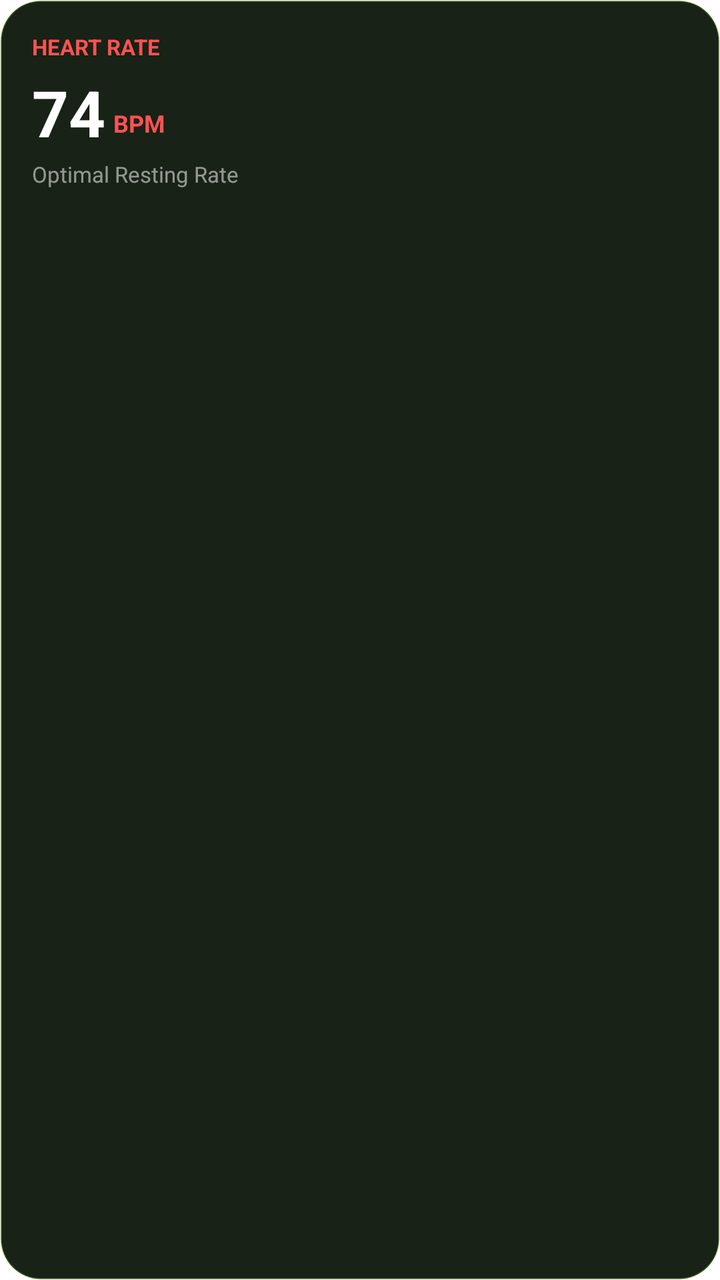
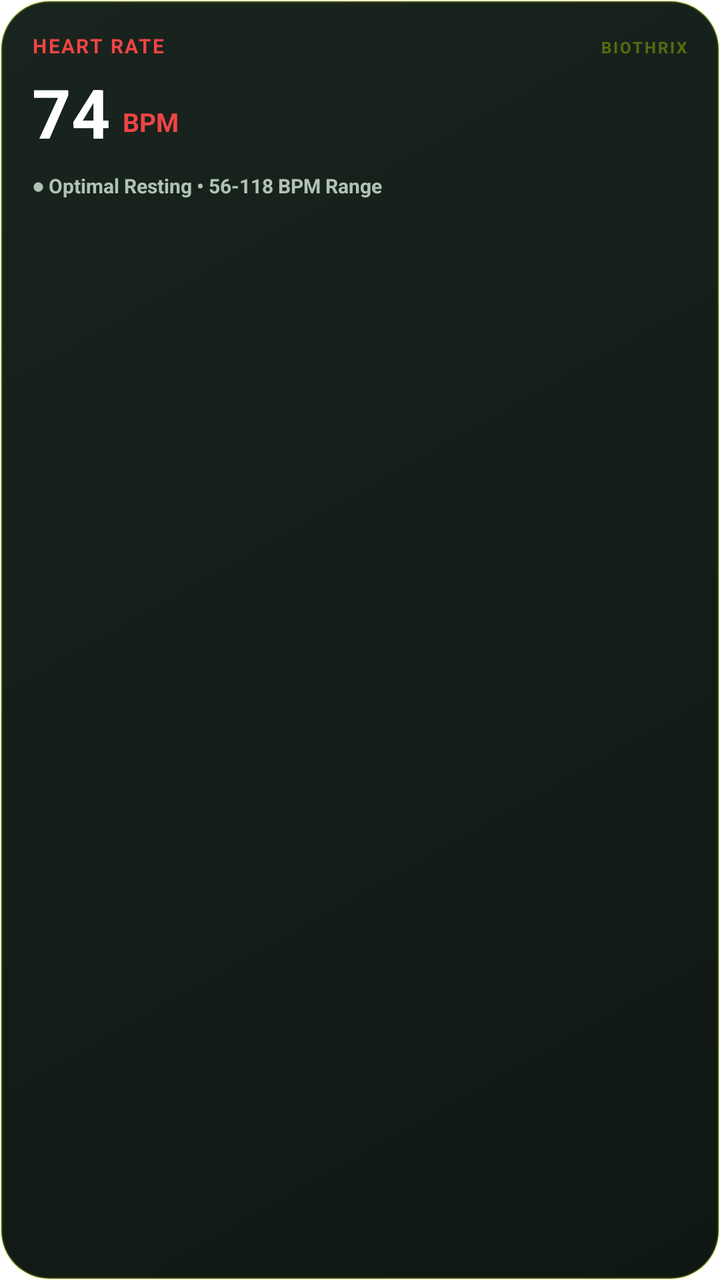

The first picture is an Android layout as it rendered before a commit; the second is the same layout after the commit. The layout source and the unified diff follow.
<!-- AndroidManifest.xml: fallback theme Theme.MaterialComponents.DayNight.NoActionBar -->
<!-- res/layout/widget_heart_rate.xml -->
<?xml version="1.0" encoding="utf-8"?>
<LinearLayout xmlns:android="http://schemas.android.com/apk/res/android"
    android:id="@+id/widget_heart_root"
    android:layout_width="match_parent"
    android:layout_height="match_parent"
    android:background="@drawable/widget_background"
    android:orientation="vertical"
    android:padding="16dp">

    <TextView
        android:id="@+id/widget_heart_title"
        android:layout_width="wrap_content"
        android:layout_height="wrap_content"
        android:text="HEART RATE"
        android:textColor="#FF5252"
        android:textSize="11sp"
        android:textStyle="bold" />

    <LinearLayout
        android:layout_width="wrap_content"
        android:layout_height="wrap_content"
        android:layout_marginTop="4dp"
        android:orientation="horizontal">

        <TextView
            android:id="@+id/widget_heart_bpm"
            android:layout_width="wrap_content"
            android:layout_height="wrap_content"
            android:text="74"
            android:textColor="#FFFFFF"
            android:textSize="32sp"
            android:textStyle="bold" />

        <TextView
            android:layout_width="wrap_content"
            android:layout_height="wrap_content"
            android:layout_gravity="bottom"
            android:layout_marginStart="4dp"
            android:layout_marginBottom="4dp"
            android:text="BPM"
            android:textColor="#FF5252"
            android:textSize="12sp"
            android:textStyle="bold" />
    </LinearLayout>

    <TextView
        android:id="@+id/widget_heart_status"
        android:layout_width="wrap_content"
        android:layout_height="wrap_content"
        android:layout_marginTop="2dp"
        android:text="Optimal Resting Rate"
        android:textColor="#88FFFFFF"
        android:textSize="11sp" />
</LinearLayout>
<!-- resources referenced by this layout -->
<resources>
  <!-- drawable widget_background (drawable) -->
  <?xml version="1.0" encoding="utf-8"?>
  <shape xmlns:android="http://schemas.android.com/apk/res/android"
      android:shape="rectangle">
      <corners android:radius="20dp" />
      <solid android:color="#182216" />
      <stroke android:width="1dp" android:color="#33B5E655" />
  </shape>
</resources>

<!-- the commit's change to res/layout/widget_heart_rate.xml (unified diff, before → after) -->
@@ -7,48 +7,66 @@
     android:orientation="vertical"
     android:padding="16dp">
 
-    <TextView
-        android:id="@+id/widget_heart_title"
-        android:layout_width="wrap_content"
+    
+    <LinearLayout
+        android:layout_width="match_parent"
         android:layout_height="wrap_content"
-        android:text="HEART RATE"
-        android:textColor="#FF5252"
-        android:textSize="11sp"
-        android:textStyle="bold" />
+        android:orientation="horizontal">
+        <TextView
+            android:id="@+id/widget_heart_title"
+            android:layout_width="0dp"
+            android:layout_height="wrap_content"
+            android:layout_weight="1"
+            android:text="HEART RATE"
+            android:textColor="#EF4444"
+            android:textSize="10sp"
+            android:textStyle="bold"
+            android:letterSpacing="0.08" />
+        <TextView
+            android:layout_width="wrap_content"
+            android:layout_height="wrap_content"
+            android:text="BIOTHRIX"
+            android:textColor="#55CCFF00"
+            android:textSize="8sp"
+            android:textStyle="bold"
+            android:letterSpacing="0.12" />
+    </LinearLayout>
 
+    
     <LinearLayout
         android:layout_width="wrap_content"
         android:layout_height="wrap_content"
-        android:layout_marginTop="4dp"
+        android:layout_marginTop="8dp"
         android:orientation="horizontal">
-
         <TextView
             android:id="@+id/widget_heart_bpm"
             android:layout_width="wrap_content"
             android:layout_height="wrap_content"
             android:text="74"
             android:textColor="#FFFFFF"
-            android:textSize="32sp"
-            android:textStyle="bold" />
-
+            android:textSize="34sp"
+            android:textStyle="bold"
+            android:includeFontPadding="false" />
         <TextView
             android:layout_width="wrap_content"
             android:layout_height="wrap_content"
             android:layout_gravity="bottom"
-            android:layout_marginStart="4dp"
+            android:layout_marginStart="6dp"
             android:layout_marginBottom="4dp"
             android:text="BPM"
-            android:textColor="#FF5252"
-            android:textSize="12sp"
+            android:textColor="#EF4444"
+            android:textSize="13sp"
             android:textStyle="bold" />
     </LinearLayout>
 
+    
     <TextView
         android:id="@+id/widget_heart_status"
         android:layout_width="wrap_content"
         android:layout_height="wrap_content"
-        android:layout_marginTop="2dp"
-        android:text="Optimal Resting Rate"
-        android:textColor="#88FFFFFF"
-        android:textSize="11sp" />
+        android:layout_marginTop="8dp"
+        android:text="● Optimal Resting • 56-118 BPM Range"
+        android:textColor="#B0C2B6"
+        android:textSize="10sp"
+        android:textStyle="bold" />
 </LinearLayout>
<!-- resource entries referenced after the edit -->
@@ -4,9 +4,13 @@
   <?xml version="1.0" encoding="utf-8"?>
   <shape xmlns:android="http://schemas.android.com/apk/res/android"
       android:shape="rectangle">
-      <corners android:radius="20dp" />
-      <solid android:color="#182216" />
-      <stroke android:width="1dp" android:color="#33B5E655" />
+      <corners android:radius="24dp" />
+      <gradient
+          android:angle="315"
+          android:startColor="#1A241E"
+          android:endColor="#0F1712"
+          android:type="linear" />
+      <stroke android:width="1.2dp" android:color="#33CCFF00" />
   </shape>
 </resources>
 
